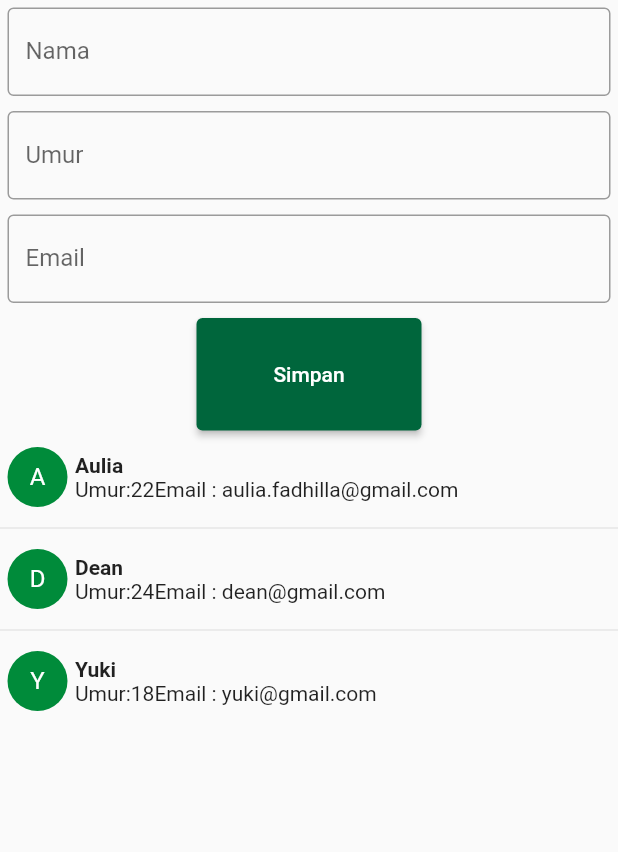
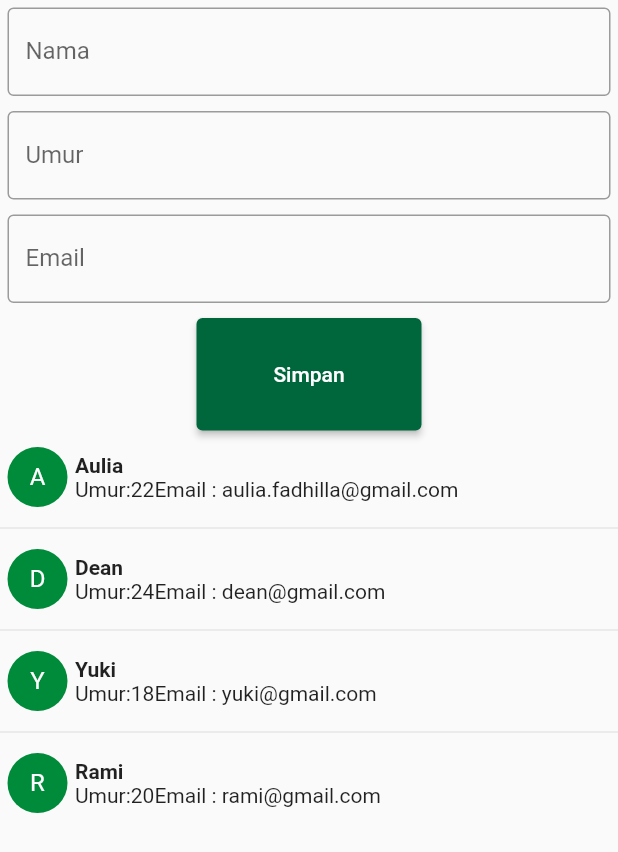
Before and after one commit to AuliaFF/ListView, a Flutter app: the screen it shows after launch, on a phone screen of 412 x 824 dp. Shown: the top 852 px of the screen. Run offline on Flutter 3.47's test engine with Material 2 defaults, Android fonts, the phone set to English and light mode, and no system bars; our stand-ins replace fluttertoast.

Commit message:
Update userlist.dart

```diff
--- a/lib/userlist.dart
+++ b/lib/userlist.dart
@@ -20,6 +20,7 @@ class _UserListState extends State<UserList> {
     UserData("Aulia", 22, "aulia.fadhilla@gmail.com"),
     UserData("Dean", 24, "dean@gmail.com"),
     UserData("Yuki", 18, "yuki@gmail.com"),
+    UserData("Rami", 20, "rami@gmail.com"),
   ];
 
 String btnSimpanText = "Simpan";
```
